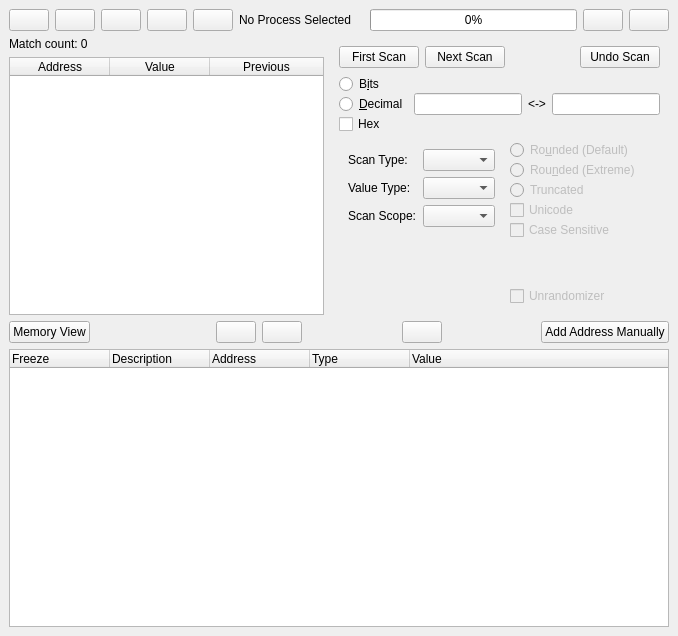
Before: the Qt Designer form GUI/MainWindow.ui in korcankaraokcu/PINCE, drawn with Qt 5.
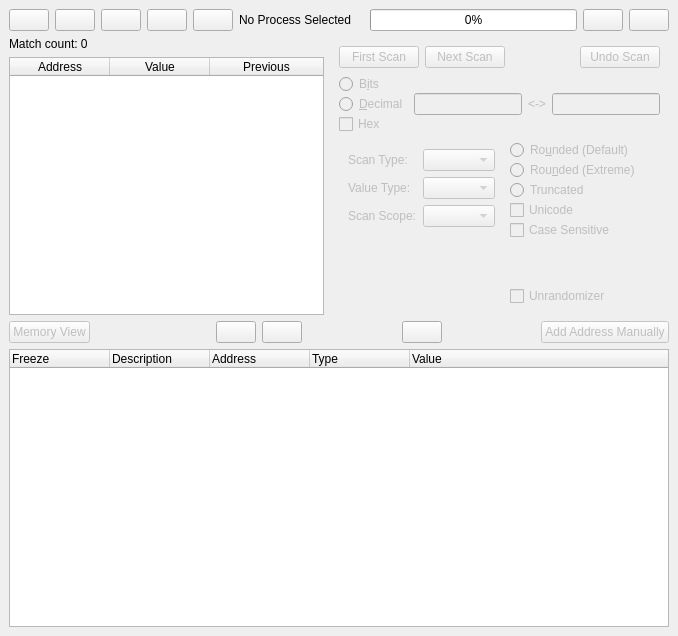
After: the same form once the commit is applied.

Commit message: disable mem view, add address and qwidget_toolbox via ui file

What changed in the file:
```diff
--- a/GUI/MainWindow.ui
+++ b/GUI/MainWindow.ui
@@ -72,6 +72,9 @@
       </property>
       <item>
        <widget class="QPushButton" name="pushButton_MemoryView">
+        <property name="enabled">
+         <bool>false</bool>
+        </property>
         <property name="text">
          <string>Memory View</string>
         </property>
@@ -151,6 +154,9 @@
       </item>
       <item>
        <widget class="QPushButton" name="pushButton_AddAddressManually">
+        <property name="enabled">
+         <bool>false</bool>
+        </property>
         <property name="text">
          <string>Add Address Manually</string>
         </property>
@@ -357,7 +363,7 @@
       <item>
        <widget class="QWidget" name="QWidget_Toolbox" native="true">
         <property name="enabled">
-         <bool>true</bool>
+         <bool>false</bool>
         </property>
         <layout class="QVBoxLayout" name="verticalLayout_5">
          <item>
```
Left out of the diff: 2 changed lines with no effect on the pictures. The commit also changes 2 other files.
